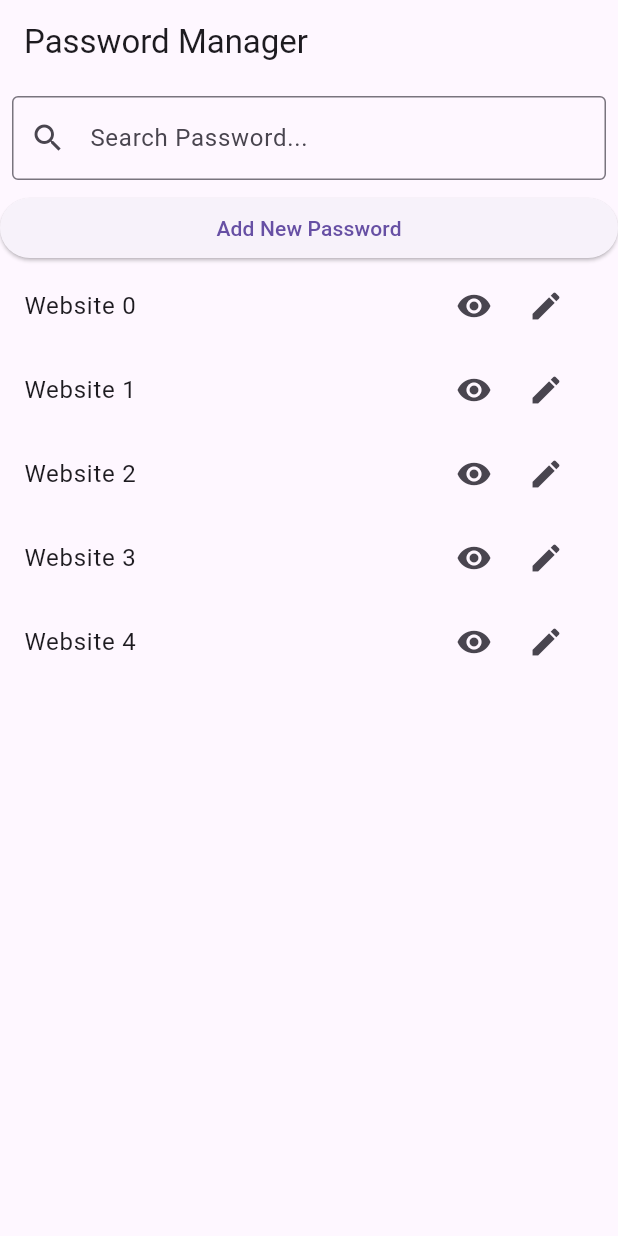
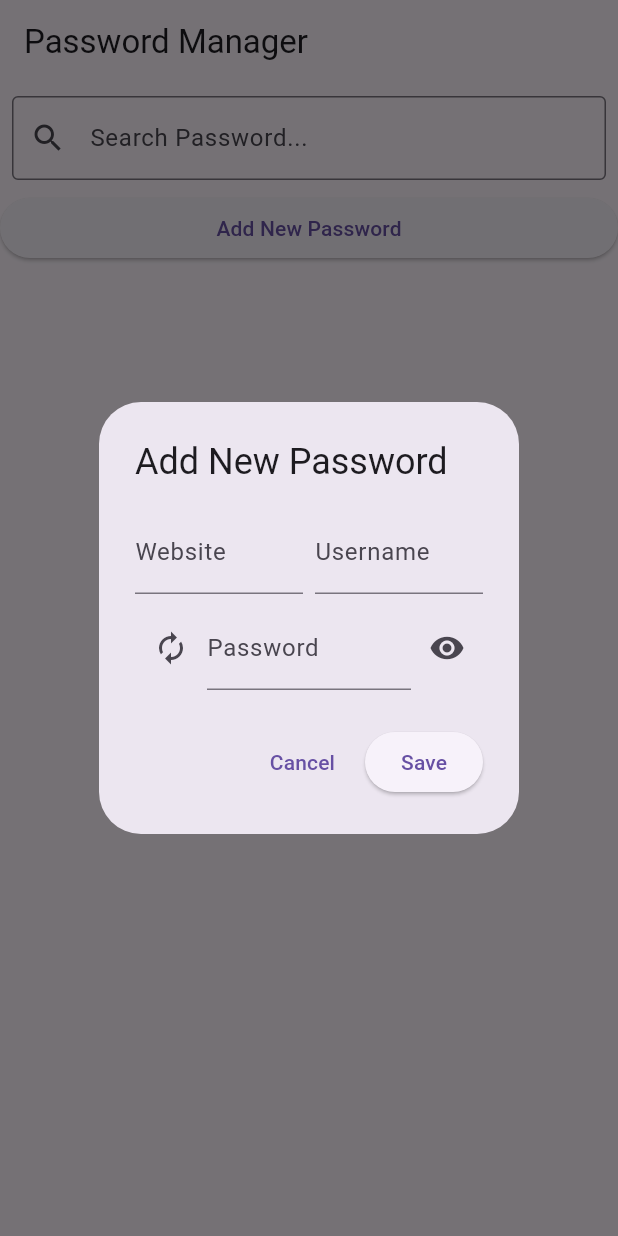
Before and after one commit to GaecKo/CryptedEye, a Flutter app: the PasswordManagerPage screen opened directly, after a tap on "Add New Password", on a phone screen of 412 x 824 dp. Run offline on Flutter 3.47's test engine with Material 3 defaults, Android fonts, the phone set to English and light mode, and no system bars; missing offline and left inert: encrypt, pointycastle.

Commit message:
front pswpage

```diff
--- a/lib/pages/Tabs/passwords.dart
+++ b/lib/pages/Tabs/passwords.dart
@@ -1,8 +1,10 @@
 import 'package:flutter/material.dart';
-
+import "../../controller.dart";
+import  "../../main.dart";
 
 class PasswordManagerPage extends StatelessWidget {
-  const PasswordManagerPage({Key? key});
+
+  const PasswordManagerPage({super.key});
   @override
   Widget build(BuildContext context) {
     return Scaffold(
@@ -12,8 +14,8 @@ class PasswordManagerPage extends StatelessWidget {
       body: Column(
         crossAxisAlignment: CrossAxisAlignment.stretch,
         children: [
-          Padding(
-            padding: const EdgeInsets.all(8.0),
+          const Padding(
+            padding: EdgeInsets.all(8.0),
             child: TextField(
               decoration: InputDecoration(
                 hintText: 'Search Password...',
@@ -24,28 +26,14 @@ class PasswordManagerPage extends StatelessWidget {
           ),
           ElevatedButton(
             onPressed: () {
-              // Handle add new password action
-              print('Add new password');
+              showDialog(
+                context: context,
+                builder: (BuildContext context) {
+                  return AddPasswordItem();
+                },
+              );
             },
             child: Text('Add New Password'),
-          ),
-          Expanded(
-            child: ListView.builder(
-              itemCount: 5, // Replace 5 with the actual number of passwords
-              itemBuilder: (BuildContext context, int index) {
-                return PasswordItem(
-                  website: 'Website $index',
-                  onEyePressed: () {
-                    // Handle view password action
-                    print('View password for website $index');
-                  },
-                  onPenPressed: () {
-                    // Handle edit password action
-                    print('Edit password for website $index');
-                  },
-                );
-              },
-            ),
           ),
         ],
       ),
@@ -85,3 +73,115 @@ class PasswordItem extends StatelessWidget {
     );
   }
 }
+
+class AddPasswordItem extends StatefulWidget {
+  @override
+  _AddPasswordItemState createState() => _AddPasswordItemState();
+}
+
+
+class _AddPasswordItemState extends State<AddPasswordItem> {
+  TextEditingController websiteController = TextEditingController();
+  TextEditingController usernameController = TextEditingController();
+  TextEditingController passwordController = TextEditingController();
+  bool showError = false;
+  bool obscurePassword = true;
+  String psw = "TEST";
+
+  @override
+  Widget build(BuildContext context) {
+    return AlertDialog(
+      title: Text('Add New Password'),
+      content: SingleChildScrollView(
+        child: Column(
+          children: [
+            Row(
+              children: [
+                Expanded(
+                  child: TextField(
+                    controller: websiteController,
+                    decoration: InputDecoration(
+                      labelText: 'Website',
+                      errorText: showError && websiteController.text.isEmpty
+                          ? 'Please enter website'
+                          : null,
+                    ),
+                  ),
+                ),
+                SizedBox(width: 8),
+                Expanded(
+                  child: TextField(
+                    controller: usernameController,
+                    decoration: InputDecoration(
+                      labelText: 'Username',
+                      errorText: showError &&
+                              usernameController.text.isEmpty
+                          ? 'Please enter username'
+                          : null,
+                    ),
+                  ),
+                ),
+              ],
+            ),
+            SizedBox(height: 8),
+            Row(
+              children: [
+                IconButton(
+                  icon: Icon(Icons.autorenew),
+                  onPressed: () {
+                    setState(() {
+                      passwordController.text = psw;
+                    });
+                  },
+                ),
+                Expanded(
+                  child: TextField(
+                    controller: passwordController,
+                    obscureText: obscurePassword,
+                    decoration: InputDecoration(
+                      labelText: 'Password',
+                      errorText: showError && passwordController.text.isEmpty
+                          ? 'Please enter password'
+                          : null,
+                    ),
+                  ),
+                ),
+                IconButton(
+                  icon: Icon(Icons.visibility),
+                  onPressed: () {
+                    setState(() {
+                      obscurePassword = !obscurePassword;
+                    });
+                  },
+                ),
+              ],
+            ),
+          ],
+        ),
+      ),
+      actions: [
+        TextButton(
+          onPressed: () {
+            Navigator.of(context).pop();
+          },
+          child: Text('Cancel'),
+        ),
+        ElevatedButton(
+          onPressed: () {
+            setState(() {
+              showError = true;
+            });
+            if (websiteController.text.isNotEmpty &&
+                usernameController.text.isNotEmpty &&
+                passwordController.text.isNotEmpty) {
+
+              // fonction controller
+              Navigator.of(context).pop();
+            }
+          },
+          child: Text('Save'),
+        ),
+      ],
+    );
+  }
+}
```
